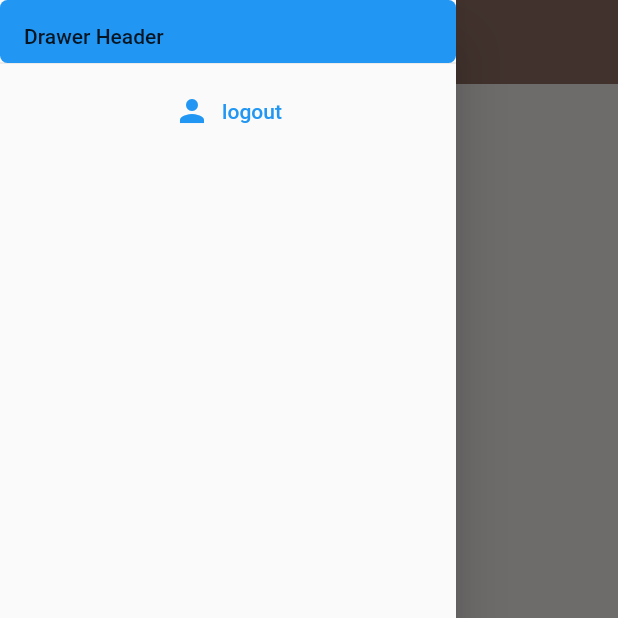
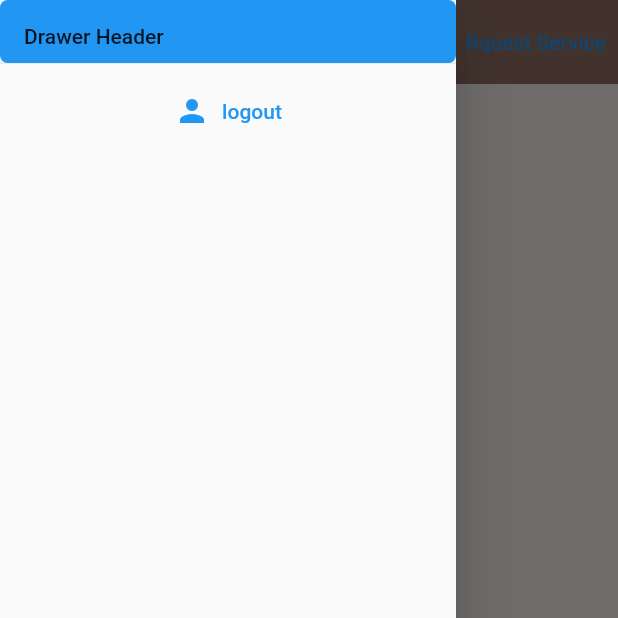
Before and after one commit to AbdulrahmanMAZ/WonD_My_Graduation_Project, a Flutter app: the screen it shows once a user with an empty profile is signed in, with the side drawer open, on a phone screen of 412 x 824 dp, the top half of it. Run offline on Flutter 3.47's test engine with Material 2 defaults, Android fonts, the phone set to English and light mode, and no system bars; our stand-ins replace cloud_firestore, firebase_auth, firebase_core, flutter_spinkit, google_fonts; accounts and stored records are empty.

Commit message:
Two based-role DONE, two home screens

```diff
--- a/lib/modules/coffe.dart
+++ b/lib/modules/coffe.dart
@@ -1,6 +1,6 @@
 class Coffe {
   final String name;
-  final String sugars;
-  final int strentgh;
-  Coffe({required this.name, required this.strentgh, required this.sugars});
+  final bool isWorker;
+
+  Coffe({required this.name, required this.isWorker});
 }
--- /dev/null
+++ b/lib/modules/requests.dart
@@ -0,0 +1,6 @@
+class Request {
+  final String name;
+  final String Cust_ID;
+
+  Request({required this.name, required this.Cust_ID});
+}
--- a/lib/pages/Wrapper.dart
+++ b/lib/pages/Wrapper.dart
@@ -1,20 +1,52 @@
+import 'package:cloud_firestore/cloud_firestore.dart';
 import 'package:coffre_app/pages/authenricate/authenticate.dart';
 import 'package:coffre_app/pages/home/home.dart';
+import 'package:coffre_app/pages/home/requests_home.dart';
+import 'package:coffre_app/services/database.dart';
 import 'package:firebase_auth/firebase_auth.dart';
 import 'package:flutter/material.dart';
 import 'package:provider/provider.dart';
 
 class Wrapper extends StatelessWidget {
   const Wrapper({Key? key}) : super(key: key);
-
   @override
   Widget build(BuildContext context) {
     final user = Provider.of<User?>(context);
+
+    final CollectionReference workers =
+        FirebaseFirestore.instance.collection('coffes');
+
+    //bool isWorker = brewCollection.doc(user!.uid).get('isWorker') as bool;
+
     print(user?.displayName);
     if (user == null) {
       return Autheticate();
     } else {
-      return Home();
+      return FutureBuilder<DocumentSnapshot>(
+        future: workers.doc(user?.uid).get(),
+        builder:
+            (BuildContext context, AsyncSnapshot<DocumentSnapshot> snapshot) {
+          if (snapshot.hasError) {
+            return Text("Something went wrong");
+          }
+
+          if (snapshot.hasData && !snapshot.data!.exists) {
+            return Text("Document does not exist");
+          }
+
+          if (snapshot.connectionState == ConnectionState.done) {
+            Map<String, dynamic> data =
+                snapshot.data!.data() as Map<String, dynamic>;
+            if (data['isWorker'] == true) {
+              return request_home();
+            } else {
+              return Home();
+            }
+          }
+
+          return Text("loading");
+        },
+      );
     }
   }
 }
--- a/lib/pages/home/home.dart
+++ b/lib/pages/home/home.dart
@@ -1,5 +1,7 @@
+import 'package:coffre_app/modules/user.dart';
 import 'package:coffre_app/pages/home/settings_forms.dart';
 import 'package:coffre_app/shared/loading.dart';
+import 'package:firebase_auth/firebase_auth.dart';
 
 import 'Coffe_List.dart';
 import 'package:coffre_app/modules/coffe.dart';
@@ -17,7 +19,7 @@ class Home extends StatelessWidget {
   Widget build(BuildContext context) {
     final CollectionReference coffes =
         FirebaseFirestore.instance.collection('coffes');
-
+    final user = Provider.of<User>(context);
     void _showAppSettings() {
       showModalBottomSheet(
           context: context,
@@ -69,7 +71,15 @@ class Home extends StatelessWidget {
           title: Text('Brew Crew'),
           backgroundColor: Colors.brown[400],
           elevation: 0.0,
-          actions: <Widget>[],
+          actions: <Widget>[
+            TextButton.icon(
+                onPressed: () async {
+                  DatabaseService()
+                      .RaiseRequest(user.displayName.toString(), user.uid);
+                },
+                icon: Icon(Icons.front_hand),
+                label: Text('Rquest Service'))
+          ],
         ),
         body: CoffeList(),
         floatingActionButton: FloatingActionButton(
--- a/lib/pages/home/profile.dart
+++ b/lib/pages/home/profile.dart
@@ -3,7 +3,9 @@ import 'package:flutter/material.dart';
 
 class UserProfile extends StatefulWidget {
   final String? name;
-  UserProfile({this.name});
+  final int? strength;
+
+  UserProfile({this.name, this.strength});
 
   //const UserProfile({Key? key}) : super(key: key);
 
@@ -25,7 +27,7 @@ class _UserProfileState extends State<UserProfile> {
               height: 20,
             ),
             CircleAvatar(
-              backgroundColor: Colors.brown[200],
+              backgroundColor: Colors.brown[widget.strength as int],
               radius: 40,
             ),
           ],
--- a/pubspec.yaml
+++ b/pubspec.yaml
@@ -41,6 +41,7 @@ dependencies:
   flutter_spinkit: ^5.1.0
   google_fonts: ^2.3.1
   image_picker: ^0.8.4+9
+  video_player: ^2.2.18
 
 dev_dependencies:
   flutter_test:
```
Also changed, not shown: lib/pages/authenricate/register.dart (+11 -1 lines), lib/pages/home/brew_tile.dart (+5 -3 lines), lib/pages/home/requests.dart (added, +28 -0 lines), lib/pages/home/requests_home.dart (added, +76 -0 lines), lib/pages/home/requests_list.dart (added, +23 -0 lines), lib/pages/home/settings_forms.dart (+16 -14 lines), lib/services/auth.dart (+10 -2 lines), lib/services/database.dart (+34 -8 lines), pubspec.lock.
